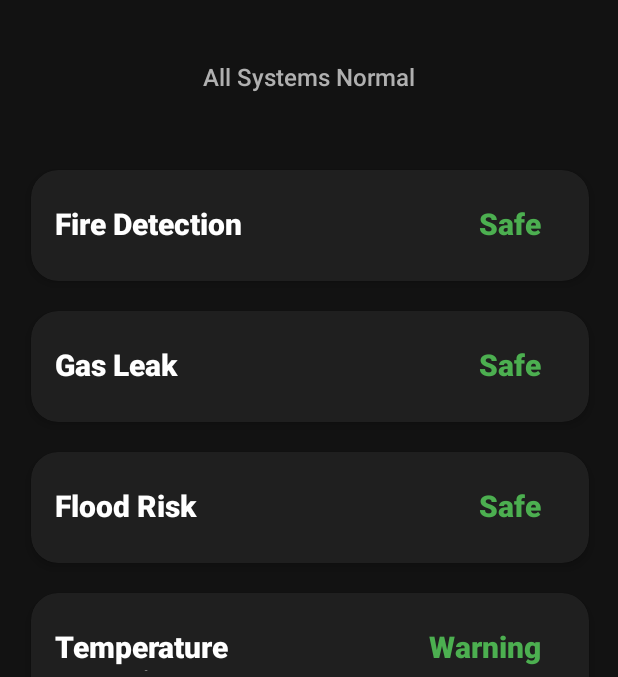
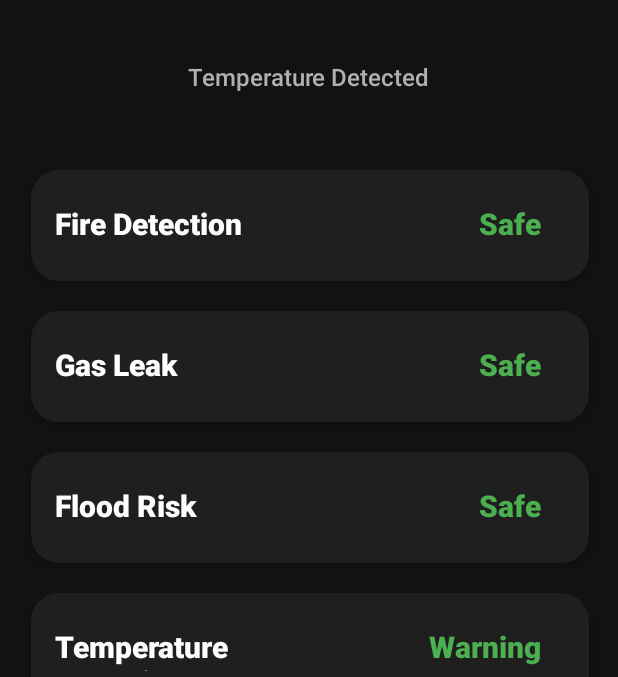
Before and after one commit to AntoOfo/HomeGuard, an Android app: the screen it shows after launch (MainActivity), on a phone screen of 412 x 824 dp, the part 130-807 px from its top. Run offline under Robolectric (Android 15) with nearby library versions, the light colour scheme and no system bars; our stand-ins replace Firebase (no records; nobody signed in at launch, a user with empty details on screens opened directly).

Commit message:
main status in homepage updates according to sensor readings

```diff
--- a/app/src/main/java/com/example/homeguard/MainActivity.kt
+++ b/app/src/main/java/com/example/homeguard/MainActivity.kt
@@ -206,6 +206,29 @@ class MainActivity : AppCompatActivity() {
 
         }
 
+    private fun updateMainStatus() {
+        val dangers = mutableListOf<String>()
+
+        if (fireStatus.text == "Warning") {
+            dangers.add("Fire")
+        }
+        if (gasStatus.text == "Warning") {
+            dangers.add("Gas")
+        }
+        if (tempStatus.text == "Warning") {
+            dangers.add("Temperature")
+        }
+        if (floodStatus.text == "Warning") {
+            dangers.add("Flood")
+        }
+
+        mainStatus.text = when {
+            dangers.isEmpty() -> "All Systems Normal"
+            dangers.size == 1 -> "${dangers[0]} Detected"
+            else -> "Multiple Dangers Detected: ${dangers.joinToString(", ")}"
+        }
+    }
+
     private fun createNotificationChannel() {
 
         if (Build.VERSION.SDK_INT >= Build.VERSION_CODES.O) {
@@ -353,6 +376,7 @@ class MainActivity : AppCompatActivity() {
                 sendTemperatureNotification("Temperature is too high! $temperature°C. Tap to view more.")
             }
         }
+        updateMainStatus()
     }
 
     private fun updateFireStatus(fireStatusData: String?) {
@@ -360,6 +384,7 @@ class MainActivity : AppCompatActivity() {
             "fire detected" -> "Warning"
             else -> "Safe"
         }
+        updateMainStatus()
     }
 
     private fun updateFloodStatus(level: Double) {
@@ -372,6 +397,7 @@ class MainActivity : AppCompatActivity() {
         if (level >= 25) {
             sendFloodNotification(level)
         }
+        updateMainStatus()
     }
 
     private fun updateGasStatus(level: Double) {
@@ -384,6 +410,7 @@ class MainActivity : AppCompatActivity() {
         if (level >= 75) {
             sendGasNotification("Gas levels are high! $level%. Immediate action required!")
         }
+        updateMainStatus()
     }
 
 
```
